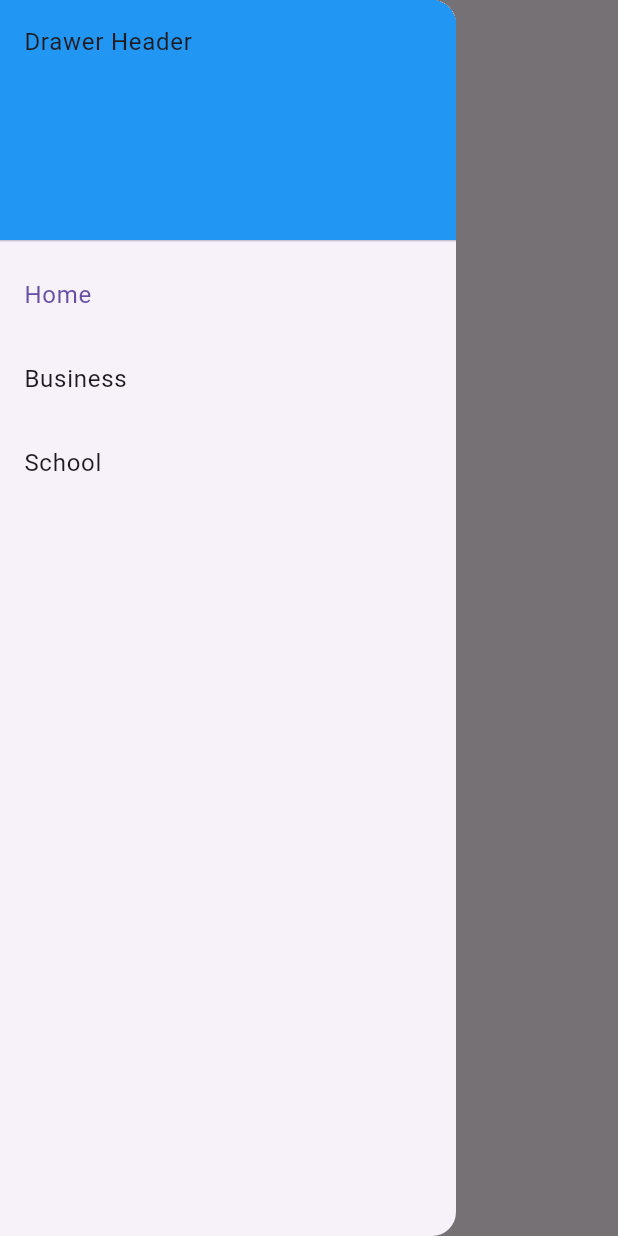
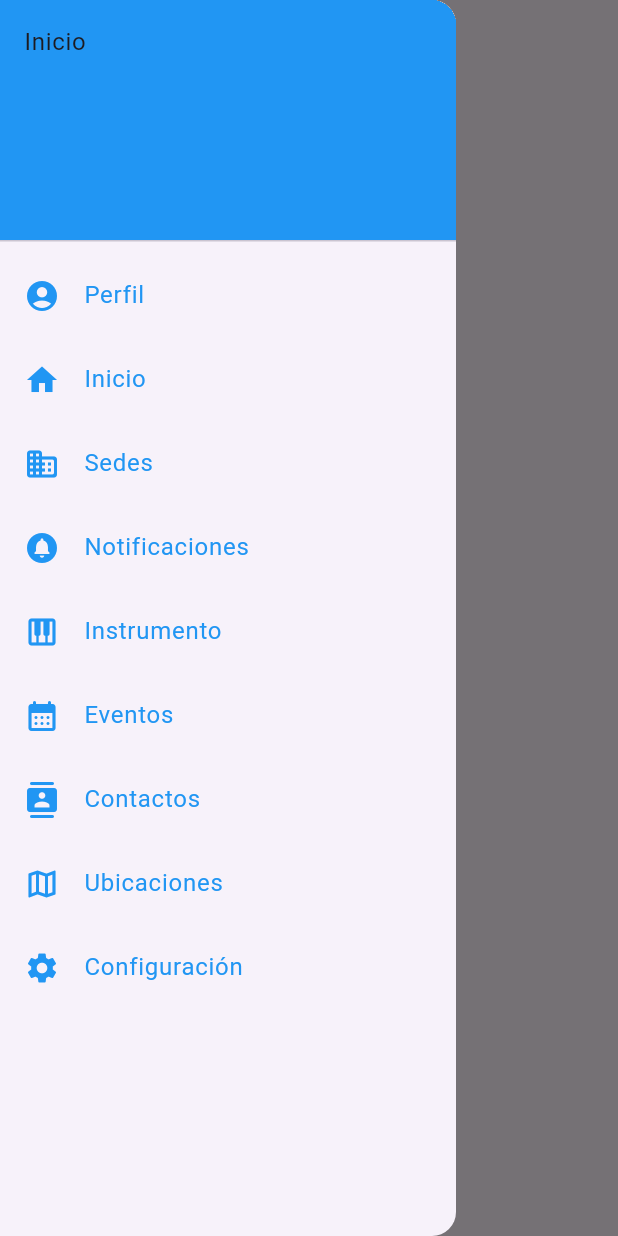
Before and after one commit to CarlosBurgos1609/REFMP, a Flutter app: the HomePage screen opened directly, with the side drawer open, on a phone screen of 412 x 824 dp. Run offline on Flutter 3.47's test engine with Material 3 defaults, Android fonts, the phone set to English and light mode, and no system bars; our stand-ins replace firebase_core; accounts and stored records are empty.

Commit message:
Update home

```diff
--- a/lib/interfaces/home.dart
+++ b/lib/interfaces/home.dart
@@ -70,13 +70,36 @@ class _HomePageState extends State<HomePage> {
           padding: EdgeInsets.zero,
           children: [
             const DrawerHeader(
-              decoration: BoxDecoration(
+                decoration: BoxDecoration(
+                  color: Colors.blue,
+                ),
+                child: Text("Inicio")),
+            ListTile(
+              leading: const Icon(
+                Icons.account_circle_rounded,
                 color: Colors.blue,
               ),
-              child: Text('Drawer Header'),
+              title: const Text('Perfil',
+                  style: TextStyle(
+                    color: Colors.blue,
+                  )),
+              selected: _selectedIndex == 1,
+              onTap: () {
+                // Update the state of the app
+                _onItemTapped(1);
+                // Then close the drawer
+                Navigator.pop(context);
+              },
             ),
             ListTile(
-              title: const Text('Home'),
+              leading: const Icon(
+                Icons.home,
+                color: Colors.blue,
+              ),
+              title: const Text(
+                'Inicio',
+                style: TextStyle(color: Colors.blue),
+              ),
               selected: _selectedIndex == 0,
               onTap: () {
                 // Update the state of the app
@@ -86,7 +109,14 @@ class _HomePageState extends State<HomePage> {
               },
             ),
             ListTile(
-              title: const Text('Business'),
+              leading: const Icon(
+                Icons.business_rounded,
+                color: Colors.blue,
+              ),
+              title: const Text('Sedes',
+                  style: TextStyle(
+                    color: Colors.blue,
+                  )),
               selected: _selectedIndex == 1,
               onTap: () {
                 // Update the state of the app
@@ -96,11 +126,103 @@ class _HomePageState extends State<HomePage> {
               },
             ),
             ListTile(
-              title: const Text('School'),
-              selected: _selectedIndex == 2,
+              leading: const Icon(
+                Icons.circle_notifications,
+                color: Colors.blue,
+              ),
+              title: const Text('Notificaciones',
+                  style: TextStyle(
+                    color: Colors.blue,
+                  )),
+              selected: _selectedIndex == 1,
               onTap: () {
                 // Update the state of the app
-                _onItemTapped(2);
+                _onItemTapped(1);
+                // Then close the drawer
+                Navigator.pop(context);
+              },
+            ),
+            ListTile(
+              leading: const Icon(
+                Icons.piano_rounded,
+                color: Colors.blue,
+              ),
+              title: const Text('Instrumento',
+                  style: TextStyle(
+                    color: Colors.blue,
+                  )),
+              selected: _selectedIndex == 1,
+              onTap: () {
+                // Update the state of the app
+                _onItemTapped(1);
+                // Then close the drawer
+                Navigator.pop(context);
+              },
+            ),
+            ListTile(
+              leading: const Icon(
+                Icons.calendar_month_rounded,
+                color: Colors.blue,
+              ),
+              title: const Text('Eventos',
+                  style: TextStyle(
+                    color: Colors.blue,
+                  )),
+              selected: _selectedIndex == 1,
+              onTap: () {
+                // Update the state of the app
+                _onItemTapped(1);
+                // Then close the drawer
+                Navigator.pop(context);
+              },
+            ),
+            ListTile(
+              leading: const Icon(
+                Icons.contacts_rounded,
+                color: Colors.blue,
+              ),
+              title: const Text('Contactos',
+                  style: TextStyle(
+                    color: Colors.blue,
+                  )),
+              selected: _selectedIndex == 1,
+              onTap: () {
+                // Update the state of the app
+                _onItemTapped(1);
+                // Then close the drawer
+                Navigator.pop(context);
+              },
+            ),
+            ListTile(
+              leading: const Icon(
+                Icons.map_outlined,
+                color: Colors.blue,
+              ),
+              title: const Text('Ubicaciones',
+                  style: TextStyle(
+                    color: Colors.blue,
+                  )),
+              selected: _selectedIndex == 1,
+              onTap: () {
+                // Update the state of the app
+                _onItemTapped(1);
+                // Then close the drawer
+                Navigator.pop(context);
+              },
+            ),
+            ListTile(
+              leading: const Icon(
+                Icons.settings,
+                color: Colors.blue,
+              ),
+              title: const Text('Configuración',
+                  style: TextStyle(
+                    color: Colors.blue,
+                  )),
+              selected: _selectedIndex == 1,
+              onTap: () {
+                // Update the state of the app
+                _onItemTapped(1);
                 // Then close the drawer
                 Navigator.pop(context);
               },
```
